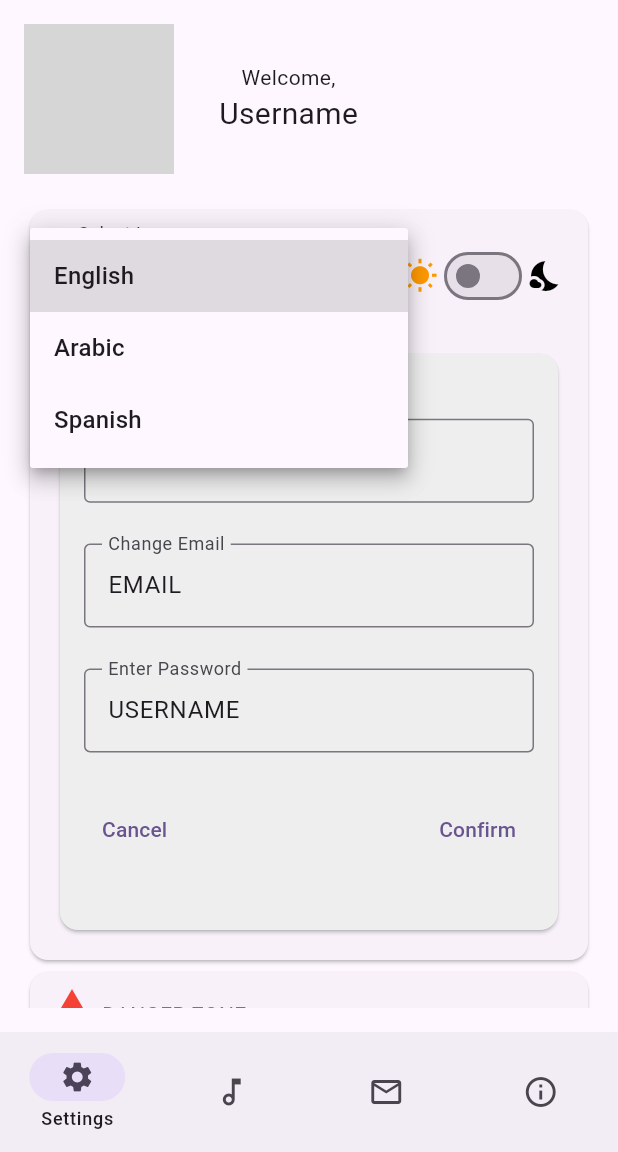
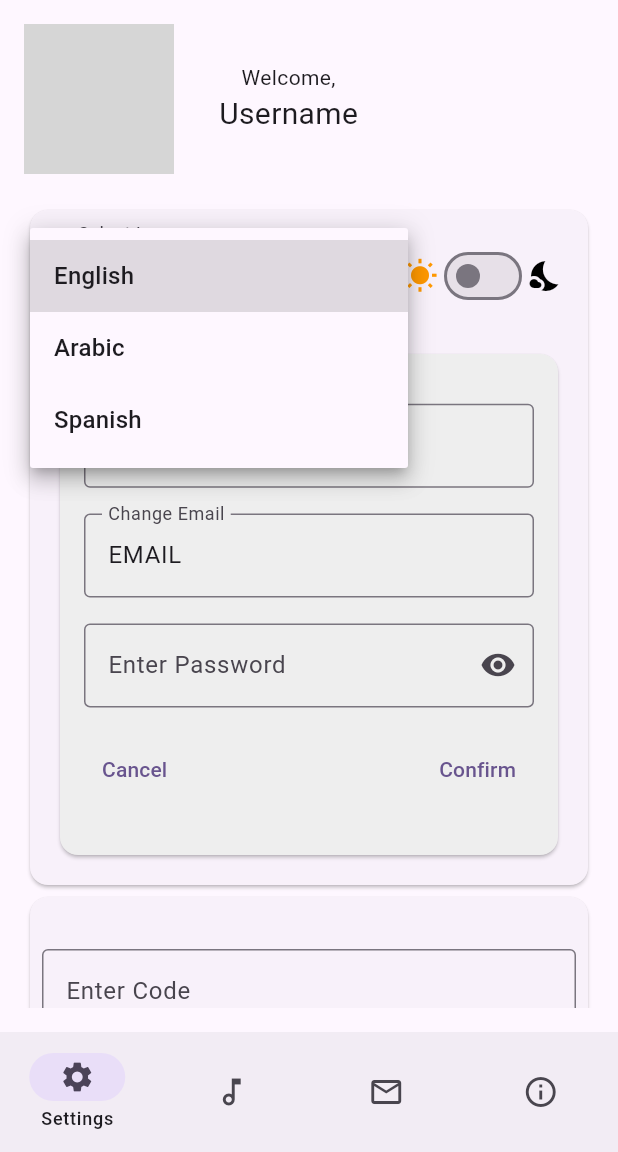
Before and after one commit to mahmoud-joumaa/Franz, a Flutter app: the MyHomePage screen opened by its route, after a tap on "English", on a phone screen of 412 x 824 dp, the part 84-1236 px from its top. Run offline on Flutter 3.47's test engine with Material 3 defaults, Android fonts, the light colour scheme and no system bars; our stand-ins replace audioplayers, file_picker, flutter_spinkit, material_design_icons_flutter, smooth_page_indicator; missing offline and left inert: amplify_auth_cognito, amplify_flutter, amplify_storage_s3, flutter_pdfview, record; network calls fail; grey boxes are pictures that could not be loaded.

Commit message:
convert code updated settings UI fixed small UI issues

```diff
--- a/lib/pages/home/settings.dart
+++ b/lib/pages/home/settings.dart
@@ -12,12 +12,11 @@ class SettingsScreen extends StatefulWidget {
 class _SettingsScreenState extends State<SettingsScreen> {
   String language = "English";
   bool isDarkMode = false;
-  final TextEditingController usernameController =
-      TextEditingController(text: "USERNAME");
-  final TextEditingController emailController =
-  TextEditingController(text: "EMAIL");
-  final TextEditingController passwordController =
-  TextEditingController(text: "");
+  final TextEditingController usernameController = TextEditingController(text: "USERNAME");
+  final TextEditingController emailController = TextEditingController(text: "EMAIL");
+  final TextEditingController passwordController = TextEditingController(text: "");
+  final TextEditingController codeController = TextEditingController(text: "");
+  bool _hidePassword = true;
 
   @override
   Widget build(BuildContext context) {
@@ -56,7 +55,7 @@ class _SettingsScreenState extends State<SettingsScreen> {
             Card(
               child: Container(
                 padding: const EdgeInsets.all(16.0),
-                height: 500,
+                height: 450,
                 child: Column(
                   children: [
                     Row(
@@ -135,11 +134,14 @@ class _SettingsScreenState extends State<SettingsScreen> {
                                 ),
                               ),
                               TextField(
-                                controller: usernameController,
-                                decoration: const InputDecoration(
-                                  border: OutlineInputBorder(),
-                                  label: Text("Enter Password"),
+                                controller: passwordController,
+                                decoration: InputDecoration(
+                                  border: const OutlineInputBorder(),
+                                  label: const Text("Enter Password"),
+                                  suffixIcon: IconButton(icon: _hidePassword ? const Icon(Icons.visibility) : const Icon(Icons.visibility_off), onPressed: () {setState(() {_hidePassword = !_hidePassword;});})
+
                                 ),
+                                obscureText: _hidePassword,
                               ),
                               Row(
                                 children: [
@@ -160,6 +162,37 @@ class _SettingsScreenState extends State<SettingsScreen> {
                       ),
                     ),
                   ],
+                ),
+              ),
+            ),
+            Card(
+              child: Container(
+                height: 200,
+                child: Padding(
+                  padding: const EdgeInsets.all(8.0),
+                  child: Column(
+                    mainAxisAlignment: MainAxisAlignment.spaceEvenly,
+                    children: [
+                      TextField(
+                        controller: codeController,
+                        decoration: const InputDecoration(
+                          border: OutlineInputBorder(),
+                          label: Text("Enter Code"),
+                        ),
+                      ),
+                      Row(
+                        children: [
+                          TextButton(
+                            onPressed: resendCode,
+                            child: const Text("Resend Code")),
+                          const Spacer(),
+                          TextButton(
+                            onPressed: verifyAccount,
+                            child: const Text("Verify Account")),
+                        ],
+                      )
+                    ],
+                  ),
                 ),
               ),
             ),
@@ -262,4 +295,12 @@ class _SettingsScreenState extends State<SettingsScreen> {
           });
         });
   }
+
+  void verifyAccount() {
+    print("VERIFY ACCOUNT FUNCTION");
+  }
+
+  void resendCode() {
+    print("RESEND CODE FUNCTION");
+  }
 }
--- a/lib/pages/home/transcribe.dart
+++ b/lib/pages/home/transcribe.dart
@@ -18,20 +18,19 @@ class _TranscribeScreenState extends State<TranscribeScreen> {
   UniqueKey? _currentPlaying;
   String _searchValue = "";
 
-  List<Map<String, dynamic>> info = [
-    {
-      "title": "weak and powerless",
-      "date": "today",
-      "transcriptionLink": "https://arxiv.org/pdf/2111.03017v4.pdf",
-      "audioLink": "https://filesamples.com/samples/audio/mp3/sample3.mp3"
-    },
-    {
-      "title": "nookie",
-      "date": "yesterday",
-      "transcriptionLink": "https://arxiv.org/pdf/2111.03017v4.pdf",
-      "audioLink": "https://filesamples.com/samples/audio/mp3/sample2.mp3"
-    },
-  ];
+
+  List<Map<String, dynamic>> info = [];
+
+  //s3://audio-transcribed-1/jelzein/beat it::123123123/Michael Jackson - Beat It (Guitar Solo Cover)-Robert Can't Play Bass.m4a
+  String getAudioLink(String username, String title, String time, String filename){
+    return "https://audio-transcribed-1.s3.eu-west-1.amazonaws.com/jelzein/${parseToUrlString(title)}::$time/$filename";
+  }
+
+  String parseToUrlString(String input) {
+    String encoded = Uri.encodeComponent(input);
+
+    return encoded;
+  }
 
   void changePlayer(UniqueKey key, String audioUrl) {
     print(">> current id playing: $_currentPlaying");
@@ -60,6 +59,24 @@ class _TranscribeScreenState extends State<TranscribeScreen> {
     setState(() {
       _currentPlaying = key;
     });
+  }
+
+  @override
+  void initState(){
+    super.initState();
+    String link = getAudioLink('jelzein', 'beat it', '123123123', parseToUrlString(""));
+    info = [{
+      "title": "weak and powerless",
+      "date": "today",
+      "transcriptionLink": "https://arxiv.org/pdf/2111.03017v4.pdf",
+      "audioLink": link,
+    },
+    {
+    "title": "nookie",
+    "date": "yesterday",
+    "transcriptionLink": "https://arxiv.org/pdf/2111.03017v4.pdf",
+    "audioLink": "https://filesamples.com/samples/audio/mp3/sample2.mp3"
+    }];
   }
 
   @override
@@ -133,6 +150,7 @@ class TransriptionRow extends StatelessWidget {
     required this.currentPlayingKey,
   });
 
+
   @override
   Widget build(BuildContext context) {
     return Row(
```
Also changed, not shown: lib/pages/home/convert.dart (+56 -10 lines), lib/pages/home/new_transcription.dart (+4 -6 lines), lib/pages/home/notation.dart (+4 -9 lines).
